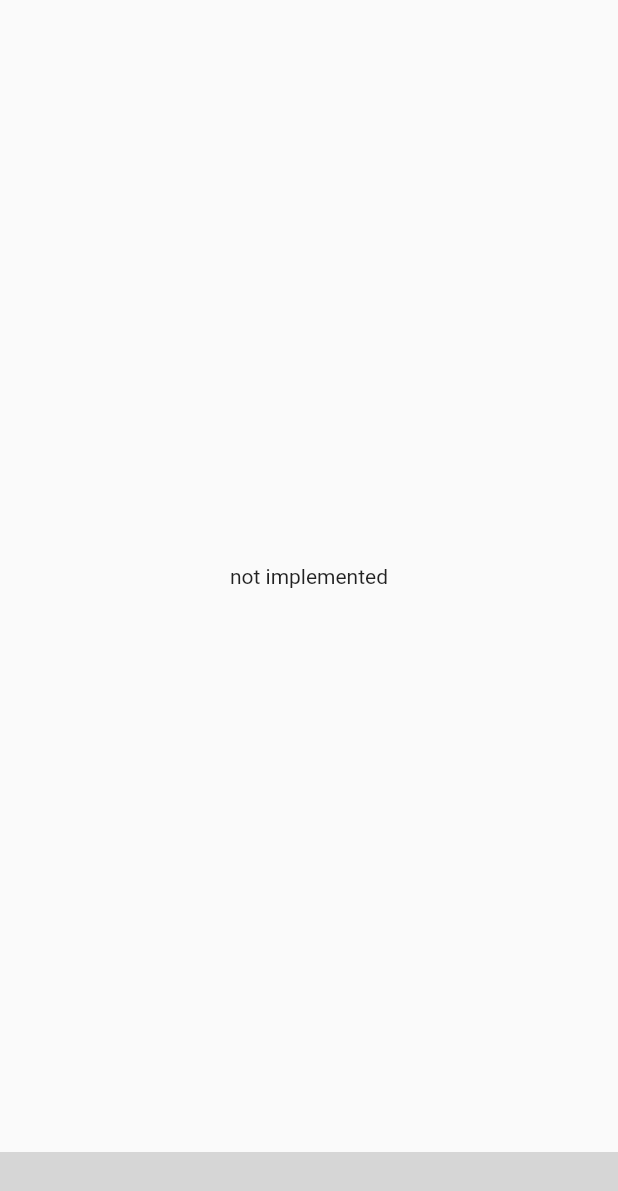
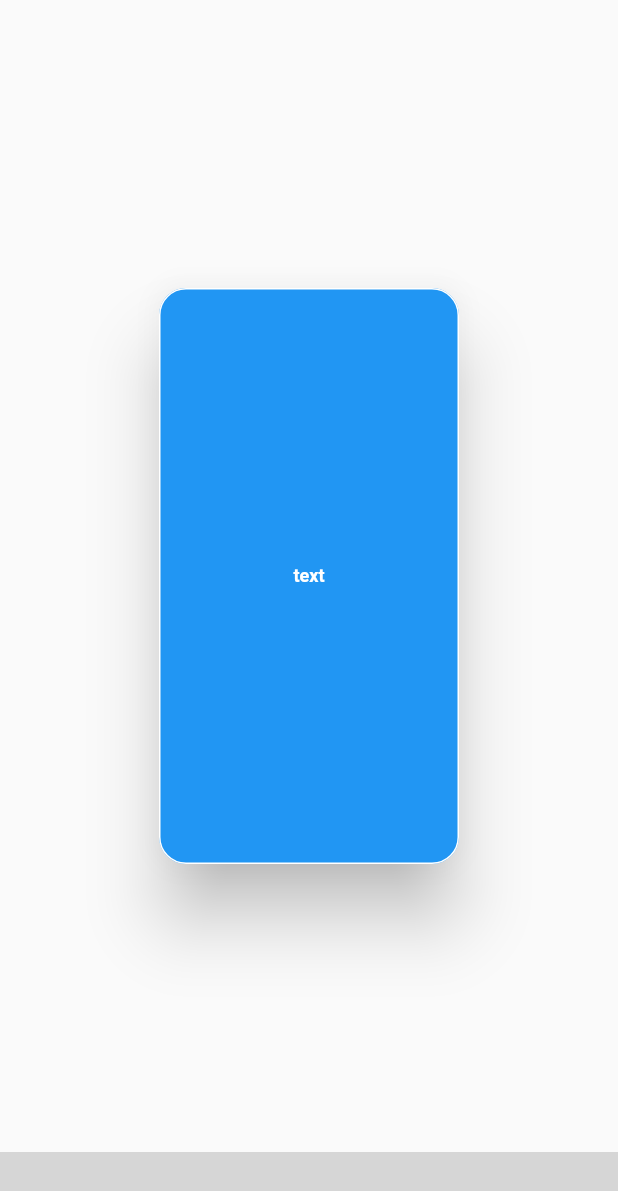
Before and after one commit to EDED2314/photo-cook, a Flutter app: the screen it shows after launch, swiped to page 2, on a phone screen of 412 x 824 dp. Shown: the top 1191 px of the screen. Run offline on Flutter 3.47's test engine with Material 2 defaults, Android fonts, the phone set to English and light mode, and no system bars; our stand-ins replace camera, image_picker; missing offline and left inert: bottom_bar; Roboto replaces fonts that are missing (Poppins); grey boxes are pictures that could not be loaded.

Commit message:
take a pictrue workes

```diff
--- a/flutter/photo_cook/lib/main.dart
+++ b/flutter/photo_cook/lib/main.dart
@@ -1,8 +1,9 @@
 import 'package:flutter/material.dart';
 import 'package:photo_cook/nav_bar.dart';
-import 'package:photo_cook/screens/home_page.dart';
 
-void main() {
+
+void main()  {
+  WidgetsFlutterBinding.ensureInitialized();
   runApp(const MyApp());
 }
 
--- a/flutter/photo_cook/lib/nav_bar.dart
+++ b/flutter/photo_cook/lib/nav_bar.dart
@@ -1,6 +1,7 @@
 // ignore_for_file: library_private_types_in_public_api, use_key_in_widget_constructors, depend_on_referenced_packages
 
 import 'package:flutter/material.dart';
+import 'package:photo_cook/screens/cam.dart';
 import 'package:photo_cook/screens/home_page.dart';
 import 'package:bottom_bar/bottom_bar.dart';
 import 'package:photo_cook/widgets/coolText.dart';
@@ -14,6 +15,7 @@ class _Navbar extends State<Navbar> {
   int _currentPage = 0;
   final _pageController = PageController();
 
+
   @override
   Widget build(BuildContext context) {
     return Scaffold(
@@ -21,7 +23,7 @@ class _Navbar extends State<Navbar> {
         controller: _pageController,
         children: const [
           MyHomePage(),
-          Center(child: Text("not implemented")),
+          CameraApp(),
           Center(child: Text("not implemented")),
           Center(child: Text("not implemented")),
         ],
--- /dev/null
+++ b/flutter/photo_cook/lib/screens/cam.dart
@@ -0,0 +1,47 @@
+import 'package:camera/camera.dart';
+import 'package:flutter/material.dart';
+import 'package:image_picker/image_picker.dart';
+import 'package:photo_cook/widgets/coolButtion.dart';
+
+class CameraApp extends StatefulWidget {
+  /// Default Constructor
+  const CameraApp({Key? key}) : super(key: key);
+
+  @override
+  State<CameraApp> createState() => _CameraAppState();
+}
+
+class _CameraAppState extends State<CameraApp> {
+  XFile? imageFile;
+
+  @override
+  Widget build(BuildContext context) {
+    return Scaffold(
+      body: Center(
+          child: Column(
+        children: [
+          const Spacer(),
+          ExpandedButton(
+              onPressed: () async {
+                try {
+                  final pickedImage =
+                      await ImagePicker().pickImage(source: ImageSource.camera);
+                  if (pickedImage != null) {
+                    imageFile = pickedImage;
+                    setState(() {});
+                  }
+                } catch (e) {
+                  imageFile = null;
+                  setState(() {});
+                }
+              },
+              text: "text",
+              flex: 2,
+              fontSize: 12,
+              width: 200),
+          const Spacer(),
+        ],
+      )),
+    );
+  }
+}
--- a/flutter/photo_cook/pubspec.yaml
+++ b/flutter/photo_cook/pubspec.yaml
@@ -34,6 +34,9 @@ dependencies:
   # The following adds the Cupertino Icons font to your application.
   # Use with the CupertinoIcons class for iOS style icons.
   cupertino_icons: ^1.0.2
+  camera: ^0.10.0+1
+  image_picker: ^0.8.5+3
+
 
 dev_dependencies:
   flutter_test:
```
Also changed, not shown: flutter/photo_cook/lib/widgets/coolButtion.dart (+6 -6 lines), flutter/photo_cook/pubspec.lock, 3 other files.
